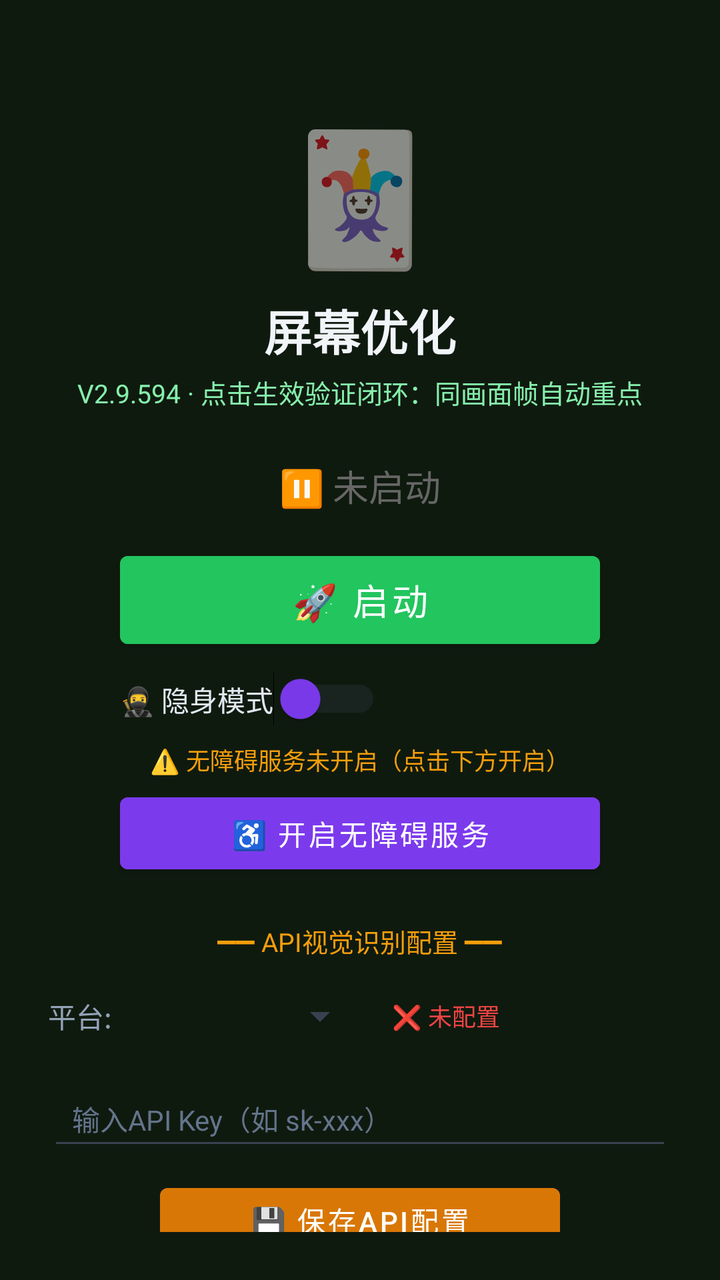
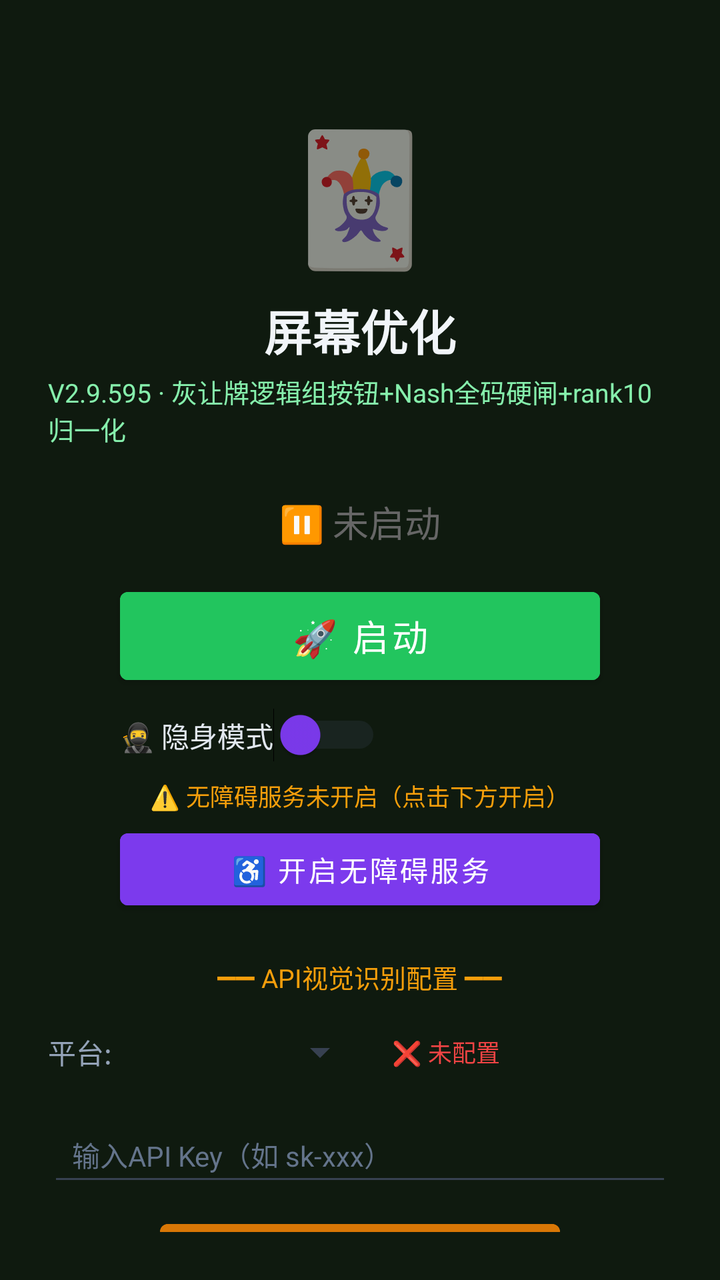

Screens rendered from an Android XML layout before and after an edit, with the pre-edit source and the edit as a unified diff.
<!-- AndroidManifest.xml: activity theme Theme.MjScreenshot -->
<!-- res/layout/activity_main.xml -->
<?xml version="1.0" encoding="utf-8"?>
<LinearLayout xmlns:android="http://schemas.android.com/apk/res/android"
    android:layout_width="match_parent"
    android:layout_height="match_parent"
    android:orientation="vertical"
    android:background="#0f1a0f"
    android:padding="24dp"
    android:gravity="center_horizontal">

    <TextView
        android:layout_width="wrap_content"
        android:layout_height="wrap_content"
        android:text="🃏"
        android:textSize="64sp"
        android:layout_marginTop="30dp" />

    <TextView
        android:layout_width="wrap_content"
        android:layout_height="wrap_content"
        android:text="屏幕优化"
        android:textSize="24sp"
        android:textColor="#f1f5f9"
        android:textStyle="bold"
        android:layout_marginTop="8dp" />

    <TextView
        android:layout_width="wrap_content"
        android:layout_height="wrap_content"
        android:text="V2.9.594 · 点击生效验证闭环：同画面帧自动重点"
        android:textSize="13sp"
        android:textColor="#86efac"
        android:layout_marginTop="4dp" />

    <TextView
        android:id="@+id/tvStatus"
        android:layout_width="wrap_content"
        android:layout_height="wrap_content"
        android:text="⏸ 未启动"
        android:textSize="18sp"
        android:textColor="#666666"
        android:layout_marginTop="24dp" />

    <Button
        android:id="@+id/btnStart"
        android:layout_width="240dp"
        android:layout_height="56dp"
        android:text="🚀 启动"
        android:textSize="18sp"
        android:textColor="#ffffff"
        android:backgroundTint="#22c55e"
        android:layout_marginTop="16dp" />

    <Button
        android:id="@+id/btnHelper"
        android:layout_width="240dp"
        android:layout_height="56dp"
        android:text="🃏 打开智囊"
        android:textSize="16sp"
        android:textColor="#ffffff"
        android:backgroundTint="#16a34a"
        android:layout_marginTop="12dp"
        android:visibility="gone" />

    
    <LinearLayout
        android:layout_width="240dp"
        android:layout_height="wrap_content"
        android:orientation="horizontal"
        android:gravity="center_vertical"
        android:layout_marginTop="8dp">

        <Switch
            android:id="@+id/switchStealth"
            android:layout_width="wrap_content"
            android:layout_height="wrap_content"
            android:text="🥷 隐身模式"
            android:textColor="#e2e8f0"
            android:textSize="14sp"
            android:thumbTint="#7c3aed"
            android:trackTint="#374151" />
    </LinearLayout>

    <TextView
        android:id="@+id/tvAccessibilityStatus"
        android:layout_width="wrap_content"
        android:layout_height="wrap_content"
        android:text="⚠️ 无障碍服务未开启（点击下方开启）"
        android:textSize="12sp"
        android:textColor="#f59e0b"
        android:layout_marginTop="8dp"
        android:gravity="center" />

    <Button
        android:id="@+id/btnAccessibility"
        android:layout_width="240dp"
        android:layout_height="48dp"
        android:text="♿ 开启无障碍服务"
        android:textSize="14sp"
        android:textColor="#ffffff"
        android:backgroundTint="#7c3aed"
        android:layout_marginTop="4dp" />

    <TextView
        android:layout_width="wrap_content"
        android:layout_height="wrap_content"
        android:text="━━ API视觉识别配置 ━━"
        android:textSize="13sp"
        android:textColor="#f59e0b"
        android:layout_marginTop="20dp" />

    <LinearLayout
        android:layout_width="match_parent"
        android:layout_height="wrap_content"
        android:orientation="horizontal"
        android:layout_marginTop="8dp"
        android:gravity="center_vertical">

        <TextView
            android:layout_width="wrap_content"
            android:layout_height="wrap_content"
            android:text="平台:"
            android:textSize="14sp"
            android:textColor="#94a3b8" />

        <Spinner
            android:id="@+id/spinnerProvider"
            android:layout_width="120dp"
            android:layout_height="40dp"
            android:layout_marginStart="8dp"
            android:backgroundTint="#374151" />

        <TextView
            android:id="@+id/tvApiStatus"
            android:layout_width="wrap_content"
            android:layout_height="wrap_content"
            android:text="❌ 未配置"
            android:textSize="12sp"
            android:textColor="#ef4444"
            android:layout_marginStart="12dp" />
    </LinearLayout>

    <EditText
        android:id="@+id/etApiKey"
        android:layout_width="match_parent"
        android:layout_height="44dp"
        android:hint="输入API Key（如 sk-xxx）"
        android:textSize="14sp"
        android:textColor="#e2e8f0"
        android:textColorHint="#64748b"
        android:backgroundTint="#374151"
        android:inputType="textPassword"
        android:layout_marginTop="8dp"
        android:paddingStart="12dp"
        android:paddingEnd="12dp" />

    <Button
        android:id="@+id/btnSaveApi"
        android:layout_width="200dp"
        android:layout_height="44dp"
        android:text="💾 保存API配置"
        android:textSize="14sp"
        android:textColor="#ffffff"
        android:backgroundTint="#d97706"
        android:layout_marginTop="8dp" />

    <TextView
        android:id="@+id/tvHint"
        android:layout_width="wrap_content"
        android:layout_height="wrap_content"
        android:text="先点上方按钮启动截屏"
        android:textSize="13sp"
        android:textColor="#666666"
        android:layout_marginTop="12dp"
        android:gravity="center" />

    <TextView
        android:layout_width="wrap_content"
        android:layout_height="wrap_content"
        android:text="使用步骤：\n1. 配置API Key（支持OpenAI/通义千问VL/硅基流动）\n2. 点「开启无障碍服务」→ 开启\n3. 开启「🥷隐身模式」(反检测)\n4. 点「启动」→ 允许悬浮窗\n5. 打牌时点屏幕上的🎯悬浮球即可截屏识别\n★ 拖动悬浮球可移到不挡牌的位置 ★\n★ 长按悬浮球可展开/收起详细面板 ★\n★ 悬浮球边框颜色=建议：绿=加注 橙=跟注 红=弃牌 ★"
        android:textSize="12sp"
        android:textColor="#64748b"
        android:layout_marginTop="12dp"
        android:lineSpacingExtra="3dp" />

</LinearLayout>
<!-- resources referenced by this layout -->
<resources>
  <style name="Theme.MjScreenshot" parent="Theme.MaterialComponents.DayNight.DarkActionBar">
          <item name="colorPrimary">#1e40af</item>
          <item name="colorPrimaryVariant">#1e3a8a</item>
          <item name="colorOnPrimary">#ffffff</item>
          <item name="android:statusBarColor">#0f172a</item>
      </style>
</resources>

<!-- the commit's change to res/layout/activity_main.xml (unified diff, before → after) -->
@@ -26,7 +26,7 @@
     <TextView
         android:layout_width="wrap_content"
         android:layout_height="wrap_content"
-        android:text="V2.9.594 · 点击生效验证闭环：同画面帧自动重点"
+        android:text="V2.9.595 · 灰让牌逻辑组按钮+Nash全码硬闸+rank10归一化"
         android:textSize="13sp"
         android:textColor="#86efac"
         android:layout_marginTop="4dp" />
